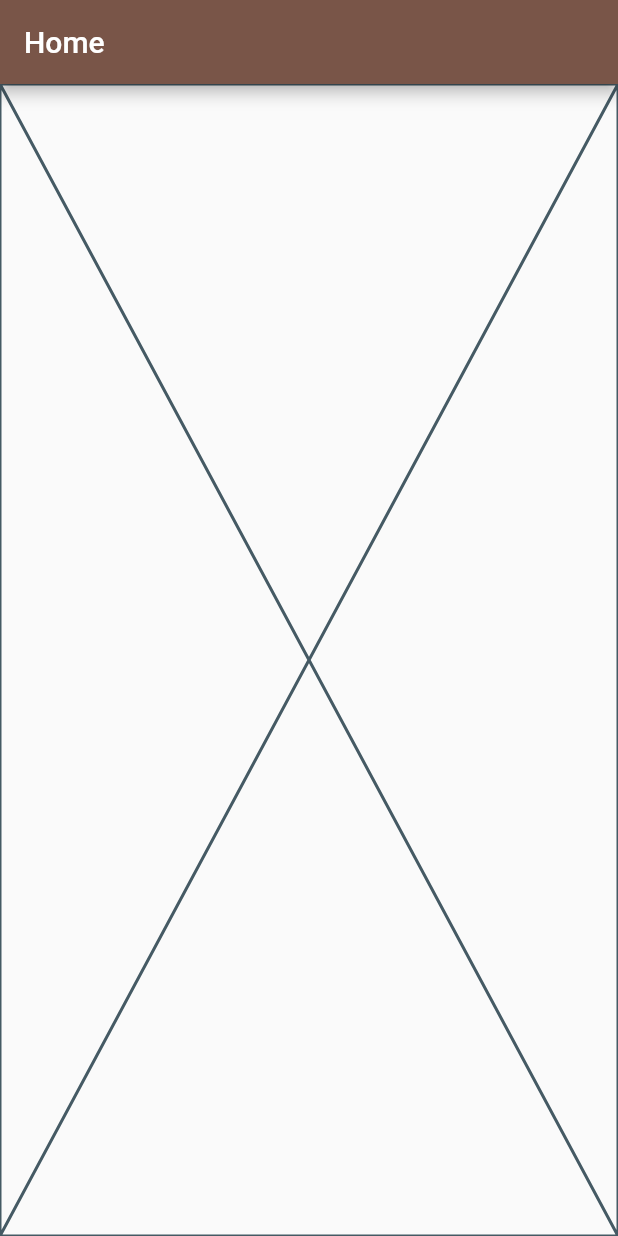
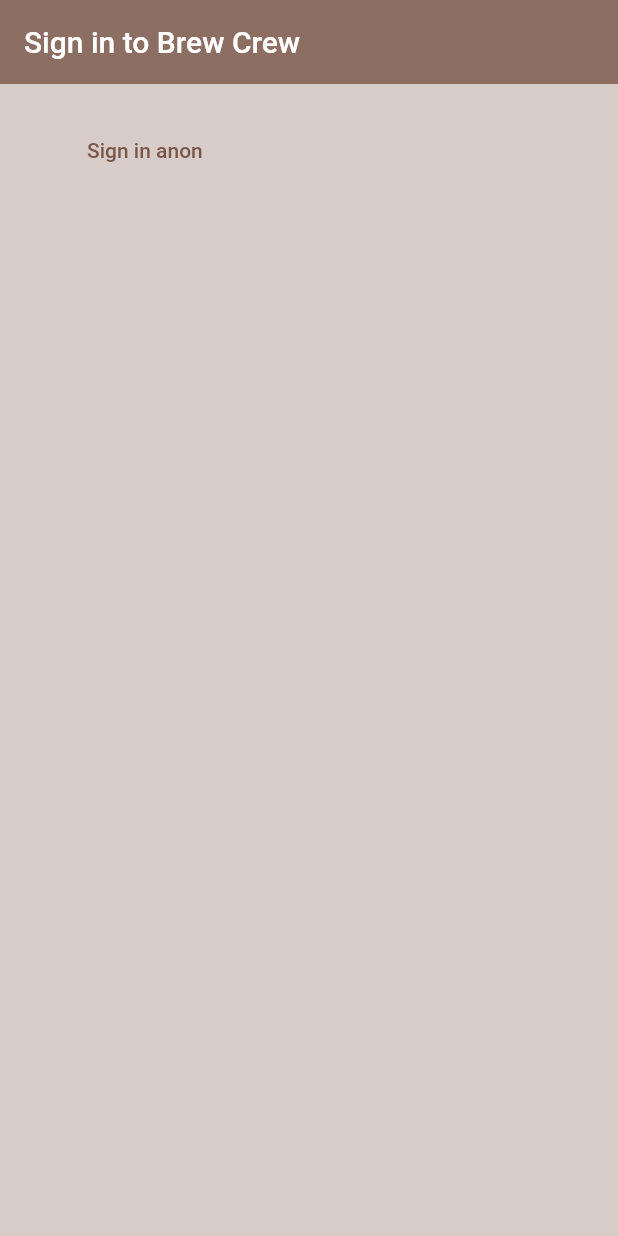
Before and after one commit to Akashiutchiha/fireBase, a Flutter app: the screen it shows after launch, on a phone screen of 412 x 824 dp. Run offline on Flutter 3.47's test engine with Material 2 defaults, Android fonts, the phone set to English and light mode, and no system bars; our stand-ins replace firebase_auth, firebase_core; accounts and stored records are empty.

Commit message:
lesson 5

```diff
--- a/brew_crew/lib/Screens/authenticate/authenticate.dart
+++ b/brew_crew/lib/Screens/authenticate/authenticate.dart
@@ -1,3 +1,4 @@
+import "package:brew_crew/Screens/sign_in.dart";
 import "package:flutter/material.dart";
 
 class Authenticate extends StatefulWidget {
@@ -10,8 +11,6 @@ class Authenticate extends StatefulWidget {
 class _AuthenticateState extends State<Authenticate> {
   @override
   Widget build(BuildContext context) {
-    return const Placeholder(
-      child: Text("Authenticate"),
-    );
+    return SignIn();
   }
 }
--- /dev/null
+++ b/brew_crew/lib/Screens/sign_in.dart
@@ -0,0 +1,39 @@
+import 'package:flutter/material.dart';
+import 'package:brew_crew/services/auth.dart';
+
+class SignIn extends StatefulWidget {
+  const SignIn({super.key});
+
+  @override
+  State<SignIn> createState() => _SignInState();
+}
+
+class _SignInState extends State<SignIn> {
+  final AuthService _auth = AuthService();
+
+  @override
+  Widget build(BuildContext context) {
+    return Scaffold(
+      backgroundColor: Colors.brown[100],
+      appBar: AppBar(
+        backgroundColor: Colors.brown[400],
+        elevation: 0.0,
+        title: const Text('Sign in to Brew Crew'),
+      ),
+      body: Container(
+        padding: const EdgeInsets.symmetric(vertical: 20.0, horizontal: 50.0),
+        child: TextButton(
+            child: Text('Sign in anon'),
+            onPressed: () async {
+              dynamic result = await _auth.signInAnon();
+              if (result == null) {
+                print("Error while signing in");
+              } else {
+                print("Signed in");
+                print(result.uid);
+              }
+            }),
+      ),
+    );
+  }
+}
--- a/brew_crew/lib/Screens/wrapper.dart
+++ b/brew_crew/lib/Screens/wrapper.dart
@@ -1,3 +1,5 @@
+import 'package:brew_crew/Screens/authenticate/authenticate.dart';
+import 'package:firebase_auth/firebase_auth.dart';
 import 'package:flutter/material.dart';
 import 'package:brew_crew/Screens/home/home.dart';
 
@@ -6,6 +8,6 @@ class Wrapper extends StatelessWidget {
 
   @override
   Widget build(BuildContext context) {
-    return const Home();
+    return Authenticate();
   }
 }
--- a/brew_crew/pubspec.yaml
+++ b/brew_crew/pubspec.yaml
@@ -35,6 +35,11 @@ dependencies:
   # The following adds the Cupertino Icons font to your application.
   # Use with the CupertinoIcons class for iOS style icons.
   cupertino_icons: ^1.0.2
+  firebase_core: ^2.7.0
+  firebase_auth: ^4.2.9
+  cloud_firestore: ^4.4.3
+
+
 
 dev_dependencies:
   flutter_test:
```
Also changed, not shown: brew_crew/lib/main.dart (+7 -4 lines), brew_crew/lib/services/auth.dart (added, +25 -0 lines), brew_crew/pubspec.lock, 3 other files.
